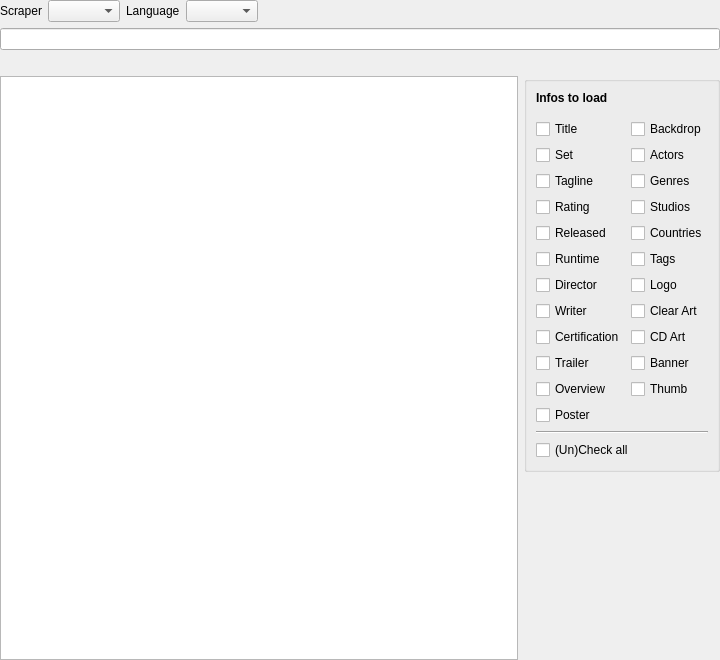
The window that src/ui/movies/MovieSearchWidget.ui (Komet/MediaElch) describes before a commit, drawn with Qt 5.
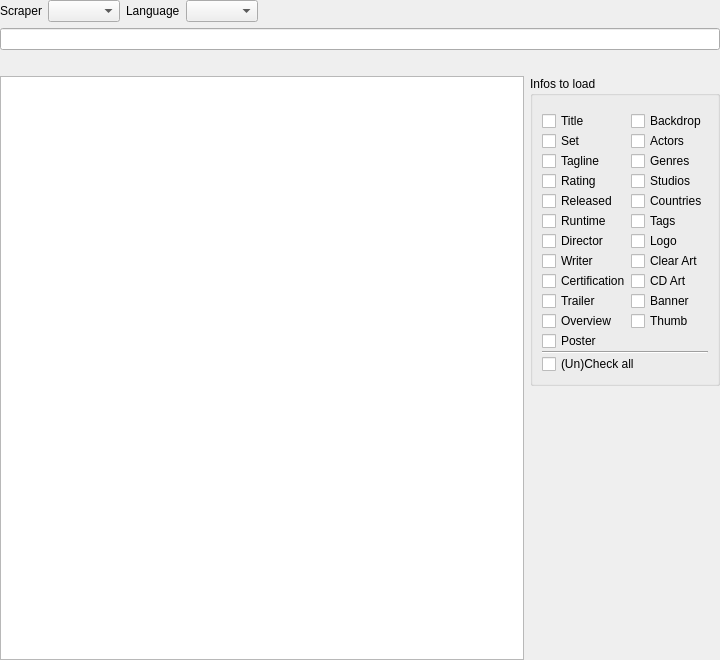
The same window after the commit. Custom widgets are drawn as their Qt base class.

Commit message: [MovieWidget] Use dedicated actors widget

Patch:
```diff
--- a/src/ui/movies/MovieSearchWidget.ui
+++ b/src/ui/movies/MovieSearchWidget.ui
@@ -133,22 +133,12 @@
        <item>
         <widget class="QGroupBox" name="groupBox">
          <property name="title">
-          <string/>
+          <string>Infos to load</string>
          </property>
          <layout class="QVBoxLayout" name="verticalLayout_4">
-          <item>
-           <widget class="QLabel" name="label_2">
-            <property name="font">
-             <font>
-              <weight>75</weight>
-              <bold>true</bold>
-             </font>
-            </property>
-            <property name="text">
-             <string>Infos to load</string>
-            </property>
-           </widget>
-          </item>
+          <property name="spacing">
+           <number>0</number>
+          </property>
           <item>
            <spacer name="verticalSpacer_2">
             <property name="orientation">
@@ -160,7 +150,7 @@
             <property name="sizeHint" stdset="0">
              <size>
               <width>20</width>
-              <height>8</height>
+              <height>6</height>
              </size>
             </property>
            </spacer>
```
The commit also changes 10 other files.
